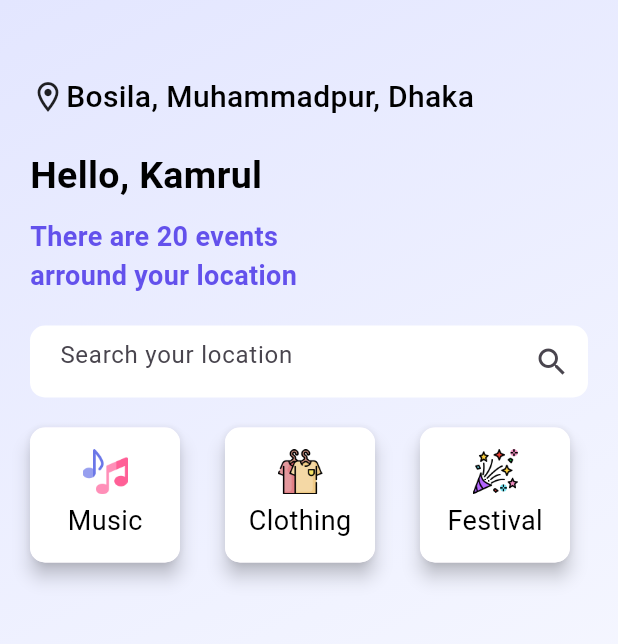
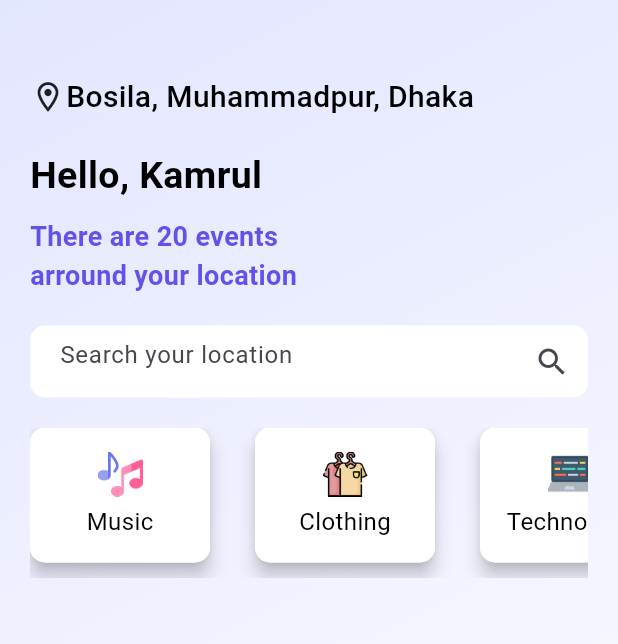
Before and after one commit to khsujon/Event_booking-App, a Flutter app: the screen it shows after launch, on a phone screen of 412 x 824 dp. Shown: the top 644 px of the screen. Run offline on Flutter 3.47's test engine with Material 3 defaults, Android fonts, the phone set to English and light mode, and no system bars.

Commit message:
Event complete

```diff
--- a/lib/custom_widget/event_card.dart
+++ b/lib/custom_widget/event_card.dart
@@ -10,12 +10,14 @@ class EventCard extends StatelessWidget {
 
   @override
   Widget build(BuildContext context) {
-    return Material(
+    return Container(
+      margin: EdgeInsets.only(bottom: 10.0),
+      child: Material(
         elevation: 5.0,
         borderRadius: BorderRadius.circular(10),
         child: Container(
           padding: EdgeInsets.all(10.0),
-        width: 100,
+          width: 120,
           decoration: BoxDecoration(
               color: Colors.white, borderRadius: BorderRadius.circular(10)),
           child: Column(
@@ -27,9 +29,10 @@ class EventCard extends StatelessWidget {
               ),
               Text(
                 text,
-              style: TextStyle(fontSize: 18.0, color: Colors.black),
+                style: TextStyle(fontSize: 16.0, color: Colors.black),
               )
             ],
+          ),
         ),
       ),
     );
--- a/lib/pages/home_screen.dart
+++ b/lib/pages/home_screen.dart
@@ -84,7 +84,7 @@ class _HomeScreenState extends State<HomeScreen> {
           ),
           //Category of Events
           Container(
-            height: 90,
+            height: 100,
             child: ListView(
               scrollDirection: Axis.horizontal,
               children: [
@@ -103,8 +103,29 @@ class _HomeScreenState extends State<HomeScreen> {
                   width: 30,
                 ),
                 EventCard(
+                  img: 'images/laptop.png',
+                  text: 'Technology',
+                ),
+                SizedBox(
+                  width: 30,
+                ),
+                EventCard(
+                  img: 'images/muscles.png',
+                  text: 'Healthcare',
+                ),
+                SizedBox(
+                  width: 30,
+                ),
+                EventCard(
                   img: 'images/confetti.png',
                   text: 'Festival',
+                ),
+                SizedBox(
+                  width: 30,
+                ),
+                EventCard(
+                  img: 'images/science.png',
+                  text: 'Science',
                 ),
               ],
             ),
```
Also changed, not shown: images/laptop.png (added), images/muscles.png (added), images/science.png (added). Lines whose indentation alone changed are shown as unchanged.
